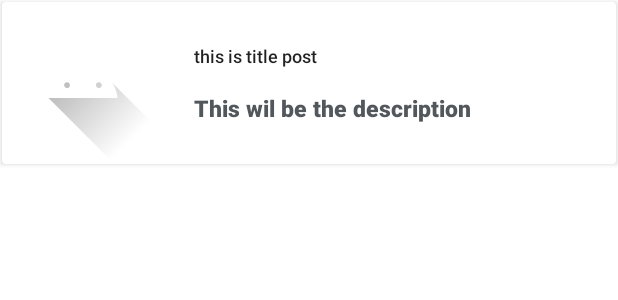
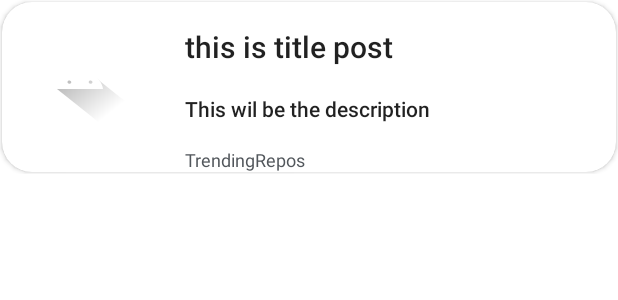
Before and after one commit to hbamoriya/TrendingRepos, an Android app: the layout repo_list.xml on its own in the app's theme, with its tools: preview values and no code run, on a phone screen of 412 x 824 dp. Shown: the top 300 px of the screen. Run offline under Robolectric (Android 15) with nearby library versions, the phone set to English and light mode, and no system bars.

Commit message:
added Collapsed View on Click

```diff
--- a/app/build.gradle
+++ b/app/build.gradle
@@ -35,6 +35,7 @@ dependencies {
     implementation 'com.squareup.retrofit2:retrofit:2.7.0'
     implementation 'com.squareup.retrofit2:converter-gson:2.8.2'
     implementation 'com.github.bumptech.glide:glide:4.12.0'
+    annotationProcessor 'com.github.bumptech.glide:compiler:4.12.0'
     testImplementation 'junit:junit:4.+'
     androidTestImplementation 'androidx.test.ext:junit:1.1.3'
     androidTestImplementation 'androidx.test.espresso:espresso-core:3.4.0'
--- a/app/src/main/res/layout/repo_list.xml
+++ b/app/src/main/res/layout/repo_list.xml
@@ -1,69 +1,83 @@
 <?xml version="1.0" encoding="utf-8"?>
-<androidx.cardview.widget.CardView xmlns:android="http://schemas.android.com/apk/res/android"
+<LinearLayout xmlns:android="http://schemas.android.com/apk/res/android"
     xmlns:app="http://schemas.android.com/apk/res-auto"
     xmlns:tools="http://schemas.android.com/tools"
     android:layout_width="match_parent"
     android:layout_height="wrap_content"
+    android:orientation="vertical">
+
+    <androidx.cardview.widget.CardView
+        android:layout_width="match_parent"
+        android:layout_height="wrap_content"
+        android:layout_margin="1dp"
         android:elevation="6dp"
-    android:layout_margin="1dp"
-    android:outlineAmbientShadowColor="#E8E8E8">
+        app:cardCornerRadius="20dp">
+
         <androidx.constraintlayout.widget.ConstraintLayout
             android:layout_width="match_parent"
-    android:layout_height="match_parent">
-
-    <LinearLayout
-        android:id="@+id/linearLayout"
-        android:layout_width="match_parent"
-        android:layout_height="match_parent"
-        android:orientation="vertical"
-        android:outlineAmbientShadowColor="#E8E8E8"
-        >
-
-    </LinearLayout>
-
-    <ImageView
-        android:id="@+id/repoImg"
-        android:layout_width="wrap_content"
-        android:layout_height="wrap_content"
-        android:background="@drawable/img"
-        app:layout_constraintBottom_toBottomOf="parent"
-        app:layout_constraintStart_toStartOf="parent"
-        app:layout_constraintTop_toTopOf="parent"
-        tools:ignore="MissingConstraints" />
+            android:layout_height="wrap_content">
 
             <TextView
                 android:id="@+id/repoTitle"
                 style="@style/TextAppearance.AppCompat.Title"
                 android:layout_width="183dp"
                 android:layout_height="wrap_content"
-        android:layout_marginStart="20dp"
-        android:layout_marginBottom="37dp"
+                android:layout_marginStart="34dp"
+                android:layout_marginTop="16dp"
                 android:ellipsize="end"
                 android:maxLines="1"
                 android:text="this is title post "
+                app:layout_constraintStart_toEndOf="@+id/repoImg"
+                app:layout_constraintTop_toTopOf="parent" />
+
+            <TextView
+                android:id="@+id/reponame"
+                style="@style/TextAppearance.AppCompat.Body2"
+                android:layout_width="wrap_content"
+                android:layout_height="wrap_content"
+                android:layout_marginStart="34dp"
+                android:layout_marginTop="18dp"
+                android:ellipsize="end"
+                android:maxLines="2"
+                android:text="This wil be the description"
+                app:layout_constraintStart_toEndOf="@+id/repoImg"
+                app:layout_constraintTop_toBottomOf="@+id/repoTitle" />
+
+            <ImageView
+                android:id="@+id/repoImg"
+                android:layout_width="72dp"
+                android:layout_height="57dp"
+                android:layout_marginStart="16dp"
+                android:layout_marginTop="24dp"
+                android:background="@drawable/img"
+                app:layout_constraintStart_toStartOf="parent"
+                app:layout_constraintTop_toTopOf="parent" />
+
+            <androidx.constraintlayout.widget.ConstraintLayout
+                android:id="@+id/expandableLayout"
+                android:layout_width="wrap_content"
+                android:layout_height="wrap_content"
+
+                android:layout_marginTop="16dp"
+                android:visibility="visible"
+                app:layout_constraintStart_toStartOf="@+id/reponame"
+                app:layout_constraintTop_toBottomOf="@+id/reponame">
+
+                <TextView
+                    android:id="@+id/description"
+                    android:layout_width="wrap_content"
+                    android:layout_height="wrap_content"
+                    android:text="@string/app_name"
+                    android:textColor="#52575C"
                     android:textSize="12dp"
-        app:layout_constraintBottom_toBottomOf="parent"
-        app:layout_constraintStart_toEndOf="@+id/repoImg"
+                    app:layout_constraintEnd_toEndOf="parent"
+                    app:layout_constraintStart_toStartOf="parent"
                     app:layout_constraintTop_toTopOf="parent"
                     tools:ignore="MissingConstraints" />
 
-    <TextView
-        android:id="@+id/repoDescription"
-        style="@style/TextAppearance.AppCompat.Body2"
-        android:layout_width="wrap_content"
-        android:layout_height="wrap_content"
-        android:layout_marginStart="20dp"
-        android:layout_marginTop="6dp"
-        android:layout_marginBottom="16dp"
-        android:ellipsize="end"
-        android:maxLines="2"
-        android:text="This wil be the description"
-        android:textColor="#52575C"
-        android:textSize="15dp"
-        android:textStyle="bold"
-        app:layout_constraintBottom_toBottomOf="parent"
-        app:layout_constraintStart_toEndOf="@+id/repoImg"
-        app:layout_constraintTop_toBottomOf="@+id/repoTitle"
-        tools:ignore="MissingConstraints" />
+            </androidx.constraintlayout.widget.ConstraintLayout>
+
         </androidx.constraintlayout.widget.ConstraintLayout>
     </androidx.cardview.widget.CardView>
+
+</LinearLayout>
```
Also changed, not shown: app/src/main/java/com/getmega/trendingrepos/MainActivity.java (+9 -0 lines), app/src/main/java/com/getmega/trendingrepos/RepoAdapter.java (+39 -4 lines), app/src/main/java/com/getmega/trendingrepos/RepoList.java (+32 -1 lines). Lines whose indentation alone changed are shown as unchanged.
